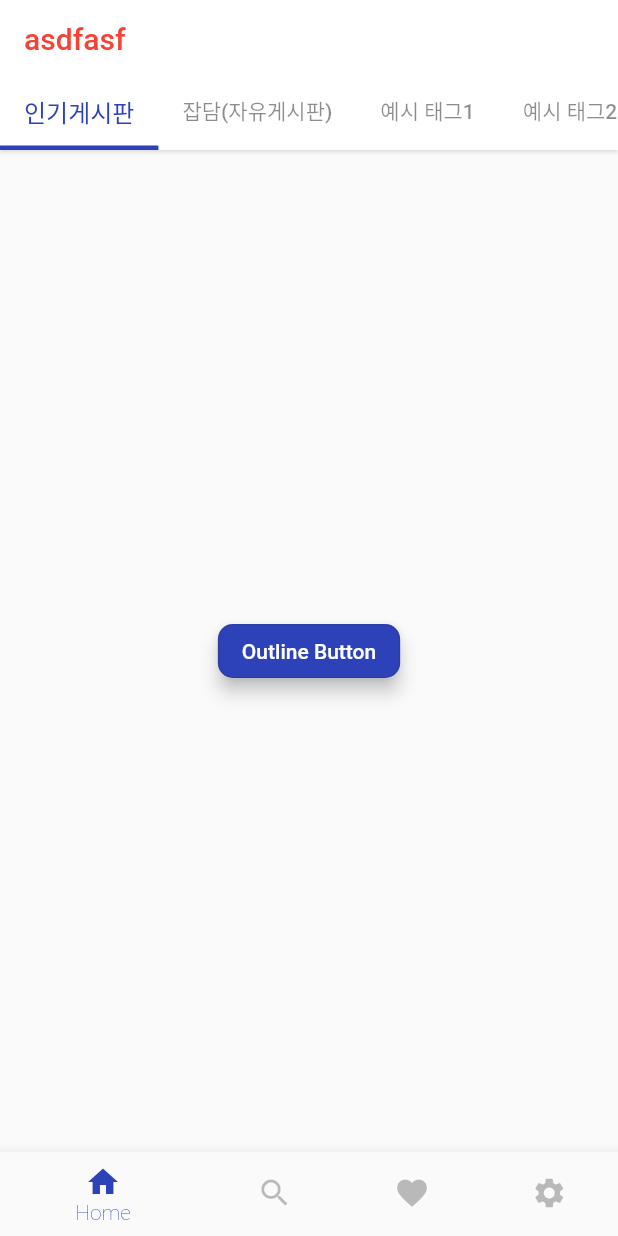
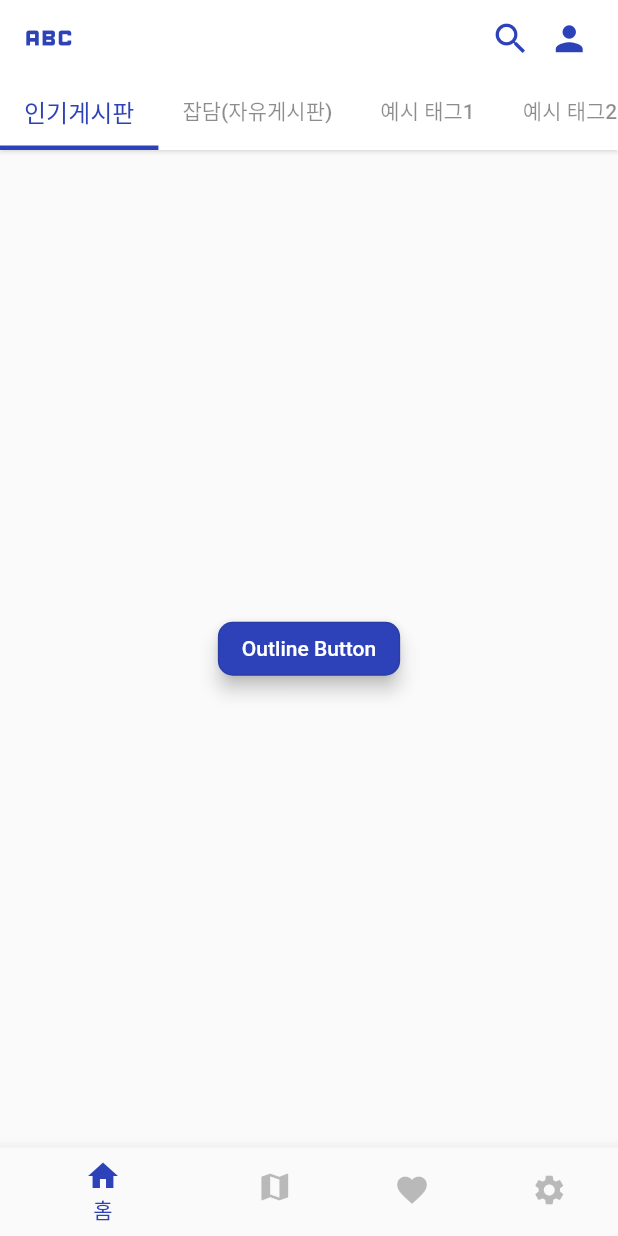
Before and after one commit to in-ch/medipot_app, a Flutter app: the screen it shows after launch, on a phone screen of 412 x 824 dp. Run offline on Flutter 3.47's test engine with Material 2 defaults, Android fonts, the phone set to English and light mode, and no system bars.

Commit message:
feat: 헤더 위젯 추가

```diff
--- a/lib/main.dart
+++ b/lib/main.dart
@@ -56,7 +56,7 @@ class _MyHomePageState extends State<MyHomePage> {
       case 0:
         return const HomePage();
       case 1:
-        return Container();
+        return const MapPage();
       case 2:
         return Container();
       case 3:
--- a/lib/pages/home_page.dart
+++ b/lib/pages/home_page.dart
@@ -29,7 +29,6 @@ class _HomePageState extends State<HomePage>
             preferredSize: const Size.fromHeight(100),
             child: AppBar(
               backgroundColor: Colors.white,
-              title: const Text("asdfasf", style: TextStyle(color: Colors.red)),
               bottom: TabBar(
                 indicatorWeight: 3,
                 isScrollable: true,
@@ -37,6 +36,46 @@ class _HomePageState extends State<HomePage>
                   return Tab(text: tags[index]);
                 }),
               ),
+              leading: Padding(
+                padding: const EdgeInsets.only(left: 9.0),
+                child: SizedBox(
+                  width: 100,
+                  height: 70,
+                  child: Row(
+                    mainAxisAlignment: MainAxisAlignment.center,
+                    children: [
+                      Icon(
+                        Icons.abc_outlined,
+                        size: 40,
+                        color: colorScheme.primary,
+                      ),
+                    ],
+                  ),
+                ),
+              ),
+              actions: [
+                SizedBox(
+                  width: 85,
+                  child: Row(
+                    crossAxisAlignment: CrossAxisAlignment.center,
+                    children: [
+                      Icon(
+                        Icons.search,
+                        size: 27,
+                        color: colorScheme.primary,
+                      ),
+                      const SizedBox(
+                        width: 12,
+                      ),
+                      Icon(
+                        Icons.person,
+                        size: 27,
+                        color: colorScheme.primary,
+                      ),
+                    ],
+                  ),
+                )
+              ],
             ),
           ),
           body: TabBarView(
--- a/lib/pages/pages.dart
+++ b/lib/pages/pages.dart
@@ -1 +1,2 @@
 export 'home_page.dart';
+export 'map_page.dart';
--- a/lib/widgets/bottom_navigator.dart
+++ b/lib/widgets/bottom_navigator.dart
@@ -26,11 +26,11 @@ class _BottomNavigationWidgetState extends State<BottomNavigation> {
       items: const [
         BottomNavigationBarItem(
           icon: Icon(Icons.home),
-          label: 'Home',
+          label: '홈',
         ),
         BottomNavigationBarItem(
-          icon: Icon(Icons.search),
-          label: 'Search',
+          icon: Icon(Icons.map),
+          label: '입지 매물',
         ),
         BottomNavigationBarItem(
           icon: Icon(Icons.favorite),
```
Also changed, not shown: lib/pages/map_page.dart (added, +17 -0 lines), lib/widgets/icon_buttons.dart (added, +70 -0 lines), pubspec.yaml (+0 -69 lines), 9 other files.
